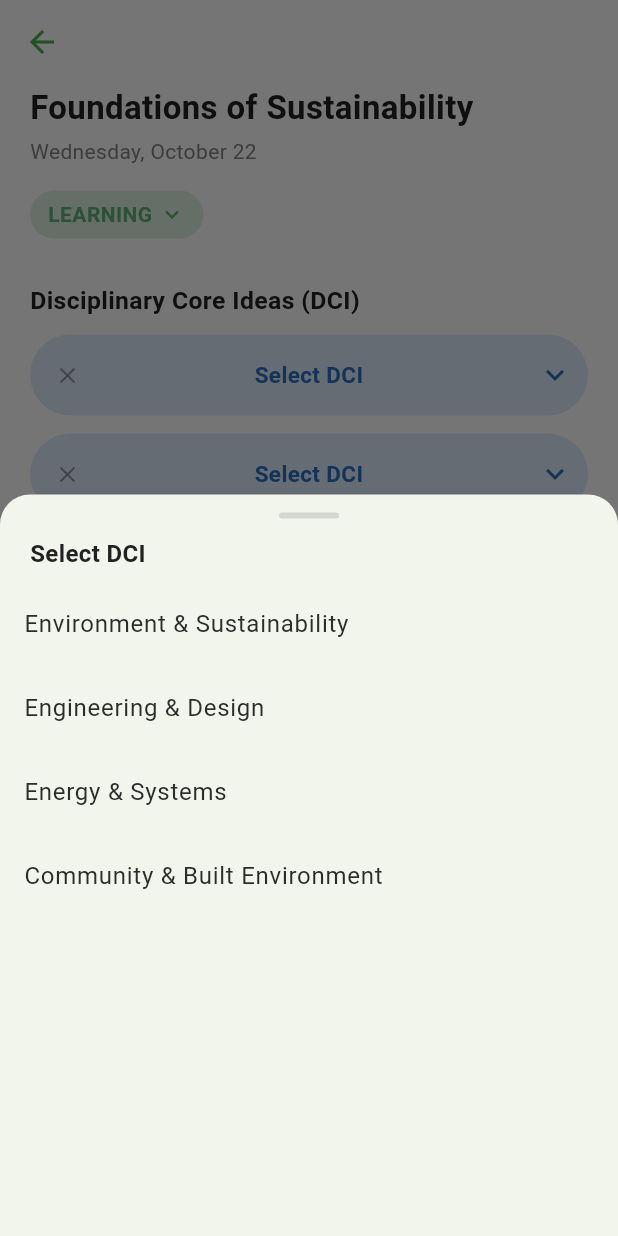
After one commit to rchen88/JuniperJournal, a Flutter app: the ThreeDLearning screen opened directly, after a tap on the "add" icon, on a phone screen of 412 x 824 dp. The commit adds this screen. Run offline on Flutter 3.47's test engine with Material 3 defaults, Android fonts, the phone set to English and light mode, and no system bars; our stand-ins replace flutter_dotenv, supabase_flutter; accounts and stored records are empty.

Commit message:
3D learning

```diff
--- /dev/null
+++ b/devtools_options.yaml
@@ -0,0 +1,3 @@
+description: This file stores settings for Dart & Flutter DevTools.
+documentation: https://docs.flutter.dev/tools/devtools/extensions#configure-extension-enablement-states
+extensions:
--- a/lib/main.dart
+++ b/lib/main.dart
@@ -3,7 +3,9 @@ import 'package:flutter_dotenv/flutter_dotenv.dart';
 import 'package:juniper_journal/src/backend/db/supabase_database.dart';
 import 'package:juniper_journal/src/backend/debug/supabase_test_screen.dart';
 import 'src/frontend/learning_module/create_lm_template.dart';
-import 'src/frontend/submission_template/create_submission_template.dart'; //
+import 'src/frontend/submission_template/create_submission_template.dart';
+import 'src/frontend/learning_module/3d_learning.dart';
+//
 
 Future<void> main() async {
   WidgetsFlutterBinding.ensureInitialized();
@@ -65,8 +67,20 @@ class MyHomePage extends StatelessWidget {
                 );
               },
               child: const Text('Go to Submission Template'),
+
             ),
-          ],
+          const SizedBox(height: 20),
+  ElevatedButton(
+    onPressed: () {
+      Navigator.push(
+        context,
+        MaterialPageRoute(
+          builder: (context) => const ThreeDLearning(),
+        ),
+      );
+    },
+    child: const Text('Go to 3D Learning'),
+  ),],
         ),
       ),
     );
--- /dev/null
+++ b/lib/src/frontend/learning_module/3d_learning.dart
@@ -0,0 +1,497 @@
+import 'package:flutter/material.dart';
+import '../../styling/app_colors.dart';
+
+class ThreeDLearning extends StatefulWidget {
+  const ThreeDLearning({super.key});
+
+  @override
+  State<ThreeDLearning> createState() => _ThreeDLearningState();
+}
+
+class _ThreeDLearningState extends State<ThreeDLearning> {
+  // ---------------- Options ----------------
+  final List<String> _dciOptions = const [
+    'Environment & Sustainability',
+    'Engineering & Design',
+    'Energy & Systems',
+    'Community & Built Environment',
+  ];
+
+  final List<String> _sepOptions = const [
+    'Asking Questions and Defining Problems',
+    'Developing and Using Models',
+    'Planning and Carrying Out Investigations',
+    'Analyzing and Interpreting Data',
+    'Using Mathematics and Computational Thinking',
+    'Constructing Explanations and Designing Solutions',
+    'Engaging in Argument from Evidence',
+    'Obtaining, Evaluating, and Communicating Information',
+  ];
+
+  final List<String> _cccOptions = const [
+    'Patterns',
+    'Cause and Effect',
+    'Algorithms and Equations',
+    'Scale, Proportion, and Quantity',
+    'Systems and System Models',
+    'Energy and Matter',
+    'Structure and Function',
+    'Stability and Change',
+  ];
+
+  // ------------- Dynamic selections (multiple) -------------
+  // Start with one empty pill for each section
+  final List<String?> _dci = [null];
+  final List<String?> _sep = [null];
+  final List<String?> _ccc = [null];
+
+  // ---------------- Utilities ----------------
+  String _getFormattedDate() {
+    final now = DateTime.now();
+    const weekdays = [
+      'Sunday', 'Monday', 'Tuesday', 'Wednesday', 'Thursday', 'Friday', 'Saturday'
+    ];
+    const months = [
+      'January', 'February', 'March', 'April', 'May', 'June',
+      'July', 'August', 'September', 'October', 'November', 'December'
+    ];
+    final weekday = weekdays[now.weekday % 7];
+    final month = months[now.month - 1];
+    return '$weekday, $month ${now.day}';
+  }
+
+  Future<void> _pickOption({
+    required String title,
+    required List<String> options,
+    required String? current,
+    required ValueChanged<String> onPicked,
+  }) async {
+    final picked = await showModalBottomSheet<String>(
+      context: context,
+      isScrollControlled: true,
+      shape: const RoundedRectangleBorder(
+        borderRadius: BorderRadius.vertical(top: Radius.circular(20)),
+      ),
+      builder: (ctx) => SafeArea(
+        top: false,
+        child: DraggableScrollableSheet(
+          expand: false,
+          initialChildSize: 0.6,
+          minChildSize: 0.4,
+          maxChildSize: 0.9,
+          builder: (context, scrollController) {
+            return Column(
+              children: [
+                const SizedBox(height: 12),
+                Container(
+                  width: 40,
+                  height: 4,
+                  decoration: BoxDecoration(
+                    color: Colors.black12,
+                    borderRadius: BorderRadius.circular(2),
+                  ),
+                ),
+                const SizedBox(height: 12),
+                Padding(
+                  padding: const EdgeInsets.symmetric(horizontal: 20.0),
+                  child: Align(
+                    alignment: Alignment.centerLeft,
+                    child: Text(
+                      title,
+                      style: const TextStyle(
+                        fontSize: 16,
+                        fontWeight: FontWeight.w600,
+                        color: AppColors.textPrimary,
+                      ),
+                    ),
+                  ),
+                ),
+                const SizedBox(height: 8),
+                Expanded(
+                  child: ListView.builder(
+                    controller: scrollController,
+                    padding: const EdgeInsets.only(bottom: 12),
+                    itemCount: options.length,
+                    itemBuilder: (_, i) {
+                      final o = options[i];
+                      final selected = o == current;
+                      return ListTile(
+                        title: Text(
+                          o,
+                          style: TextStyle(
+                            color: AppColors.textPrimary.withOpacity(selected ? 1 : 0.95),
+                          ),
+                        ),
+                        trailing: selected
+                            ? const Icon(Icons.check, color: AppColors.border)
+                            : null,
+                        onTap: () => Navigator.of(ctx).pop(o),
+                      );
+                    },
+                  ),
+                ),
+              ],
+            );
+          },
+        ),
+      ),
+    );
+
+    if (picked != null && picked != current) onPicked(picked);
+  }
+
+  // Open a picker and set the selection at list[index]
+  Future<void> _editItem({
+    required List<String?> list,
+    required int index,
+    required String title,
+    required List<String> options,
+  }) async {
+    await _pickOption(
+      title: title,
+      options: options,
+      current: list[index],
+      onPicked: (v) => setState(() => list[index] = v),
+    );
+  }
+
+  // Add a new pill for the section (and immediately open picker)
+  Future<void> _addItem({
+    required List<String?> list,
+    required String title,
+    required List<String> options,
+  }) async {
+    setState(() => list.add(null));
+    final newIndex = list.length - 1;
+    await _editItem(
+      list: list,
+      index: newIndex,
+      title: title,
+      options: options,
+    );
+  }
+
+  // Remove a pill; if list becomes empty, add a blank one back
+  void _removeItem(List<String?> list, int index) {
+    setState(() {
+      list.removeAt(index);
+      if (list.isEmpty) {
+        list.add(null);
+      }
+    });
+  }
+
+  // ---------------- UI ----------------
+  @override
+  Widget build(BuildContext context) {
+    return Scaffold(
+      backgroundColor: AppColors.background,
+      appBar: AppBar(
+        backgroundColor: AppColors.background,
+        elevation: 0,
+        leading: IconButton(
+          icon: const Icon(Icons.arrow_back, color: AppColors.border),
+          onPressed: () => Navigator.pop(context),
+        ),
+      ),
+      body: SafeArea(
+        child: Padding(
+          padding: const EdgeInsets.symmetric(horizontal: 20.0),
+          child: ListView(
+            children: [
+              // Title + date
+              const Text(
+                'Foundations of Sustainability',
+                style: TextStyle(
+                  color: AppColors.textPrimary,
+                  fontSize: 22,
+                  fontWeight: FontWeight.w700,
+                ),
+              ),
+              const SizedBox(height: 4),
+              Text(
+                _getFormattedDate(),
+                style: TextStyle(
+                  color: AppColors.textSecondary.withOpacity(0.9),
+                  fontSize: 14,
+                ),
+              ),
+              const SizedBox(height: 16),
+
+              // LEARNING pill
+              _StatusPill(
+                label: 'LEARNING',
+                icon: Icons.expand_more,
+                onTap: () {},
+              ),
+              const SizedBox(height: 24),
+
+              // -------- DCI --------
+              const _SectionHeader('Disciplinary Core Ideas (DCI)'),
+              ..._dci.asMap().entries.map(
+                (e) => Padding(
+                  padding: const EdgeInsets.only(bottom: 12),
+                  child: _RoundedChoicePill(
+                    label: e.value ?? 'Select DCI',
+                    onTap: () => _editItem(
+                      list: _dci,
+                      index: e.key,
+                      title: 'Select DCI',
+                      options: _dciOptions,
+                    ),
+                    onRemove: () => _removeItem(_dci, e.key),
+                  ),
+                ),
+              ),
+              _AddCircleButton(
+                onTap: () => _addItem(
+                  list: _dci,
+                  title: 'Select DCI',
+                  options: _dciOptions,
+                ),
+              ),
+
+              // -------- SEP --------
+              const SizedBox(height: 22),
+              const _SectionHeader('Science and Engineering Practices (SEP)'),
+              ..._sep.asMap().entries.map(
+                (e) => Padding(
+                  padding: const EdgeInsets.only(bottom: 12),
+                  child: _RoundedChoicePill(
+                    label: e.value ?? 'Select SEP',
+                    onTap: () => _editItem(
+                      list: _sep,
+                      index: e.key,
+                      title: 'Select SEP',
+                      options: _sepOptions,
+                    ),
+                    onRemove: () => _removeItem(_sep, e.key),
+                  ),
+                ),
+              ),
+              _AddCircleButton(
+                onTap: () => _addItem(
+                  list: _sep,
+                  title: 'Select SEP',
+                  options: _sepOptions,
+                ),
+              ),
+
+              // -------- CCC --------
+              const SizedBox(height: 22),
+              const _SectionHeader('Cross Cutting Concepts (CCC)'),
+              ..._ccc.asMap().entries.map(
+                (e) => Padding(
+                  padding: const EdgeInsets.only(bottom: 12),
+                  child: _RoundedChoicePill(
+                    label: e.value ?? 'Select CCC',
+                    onTap: () => _editItem(
+                      list: _ccc,
+                      index: e.key,
+                      title: 'Select CCC',
+                      options: _cccOptions,
+                    ),
+                    onRemove: () => _removeItem(_ccc, e.key),
+                  ),
+                ),
+              ),
+              _AddCircleButton(
+                onTap: () => _addItem(
+                  list: _ccc,
+                  title: 'Select CCC',
+                  options: _cccOptions,
+                ),
+              ),
+
+              // Complete button
+              const SizedBox(height: 24),
+              SizedBox(
+                height: 56,
+                child: ElevatedButton(
+                  onPressed: () {
+                    ScaffoldMessenger.of(context).showSnackBar(
+                      const SnackBar(content: Text('Module marked complete')),
+                    );
+                  },
+                  style: ElevatedButton.styleFrom(
+                    backgroundColor: AppColors.primary,
+                    foregroundColor: AppColors.buttonText,
+                    shape: RoundedRectangleBorder(
+                      borderRadius: BorderRadius.circular(16),
+                    ),
+                  ),
+                  child: const Text(
+                    'Complete',
+                    style: TextStyle(
+                      fontWeight: FontWeight.w600,
+                      fontSize: 16,
+                    ),
+                  ),
+                ),
+              ),
+              const SizedBox(height: 28),
+            ],
+          ),
+        ),
+      ),
+    );
+  }
+}
+
+/* ---------- UI widgets ---------- */
+
+class _SectionHeader extends StatelessWidget {
+  final String text;
+  const _SectionHeader(this.text);
+
+  @override
+  Widget build(BuildContext context) {
+    return Padding(
+      padding: const EdgeInsets.only(bottom: 10.0, top: 6.0),
+      child: Text(
+        text,
+        style: const TextStyle(
+          color: AppColors.textPrimary,
+          fontSize: 16.5,
+          fontWeight: FontWeight.w600,
+        ),
+      ),
+    );
+  }
+}
+
+class _RoundedChoicePill extends StatelessWidget {
+  final String label;
+  final VoidCallback onTap;
+  final VoidCallback? onRemove;
+
+  const _RoundedChoicePill({
+    required this.label,
+    required this.onTap,
+    this.onRemove,
+  });
+
+  @override
+  Widget build(BuildContext context) {
+    return Material(
+      color: AppColors.lightBlue,
+      borderRadius: BorderRadius.circular(28),
+      child: InkWell(
+        borderRadius: BorderRadius.circular(28),
+        onTap: onTap,
+        child: Container(
+          padding: const EdgeInsets.symmetric(horizontal: 10, vertical: 12),
+          child: Row(
+            children: [
+              // remove button (left)
+              if (onRemove != null)
+                InkResponse(
+                  onTap: onRemove,
+                  customBorder: const CircleBorder(),
+                  child: const Padding(
+                    padding: EdgeInsets.all(6.0),
+                    child: Icon(Icons.close, size: 18, color: Colors.black38),
+                  ),
+                )
+              else
+                const SizedBox(width: 30),
+
+              // label centered
+              Expanded(
+                child: Text(
+                  label,
+                  textAlign: TextAlign.center,
+                  maxLines: 1,
+                  overflow: TextOverflow.ellipsis,
+                  style: const TextStyle(
+                    color: AppColors.blue,
+                    fontSize: 15,
+                    fontWeight: FontWeight.w700,
+                  ),
+                ),
+              ),
+
+              // chevron (right)
+              const Padding(
+                padding: EdgeInsets.only(left: 6.0),
+                child: Icon(Icons.expand_more, color: AppColors.blue),
+              ),
+            ],
+          ),
+        ),
+      ),
+    );
+  }
+}
+
+class _StatusPill extends StatelessWidget {
+  final String label;
+  final IconData icon;
+  final VoidCallback? onTap;
+
+  const _StatusPill({
+    required this.label,
+    required this.icon,
+    this.onTap,
+  });
+
+  @override
+  Widget build(BuildContext context) {
+    return Align(
+      alignment: Alignment.centerLeft,
+      child: Material(
+        color: AppColors.accent.withOpacity(0.25),
+        borderRadius: BorderRadius.circular(22),
+        child: InkWell(
+          borderRadius: BorderRadius.circular(22),
+          onTap: onTap,
+          child: Container(
+            padding: const EdgeInsets.symmetric(horizontal: 12, vertical: 6),
+            child: Row(
+              mainAxisSize: MainAxisSize.min,
+              children: [
+                Text(
+                  label,
+                  style: const TextStyle(
+                    color: AppColors.primary,
+                    fontWeight: FontWeight.w700,
+                    letterSpacing: 0.3,
+                  ),
+                ),
+                const SizedBox(width: 4),
+                Icon(icon, size: 18, color: AppColors.primary),
+              ],
+            ),
+          ),
+        ),
+      ),
+    );
+  }
+}
+
+class _AddCircleButton extends StatelessWidget {
+  final VoidCallback onTap;
+  const _AddCircleButton({required this.onTap});
+
+  @override
+  Widget build(BuildContext context) {
+    return Padding(
+      padding: const EdgeInsets.symmetric(vertical: 14.0),
+      child: Center(
+        child: InkWell(
+          customBorder: const CircleBorder(),
+          onTap: onTap,
+          child: Container(
+            width: 34,
+            height: 34,
+            decoration: BoxDecoration(
+              color: Colors.black12.withOpacity(0.08),
+              shape: BoxShape.circle,
+            ),
+            child: const Icon(Icons.add, size: 18, color: Colors.black26),
+          ),
+        ),
+      ),
+    );
+  }
+}
--- a/lib/src/frontend/learning_module/anchoring_phenomenon.dart
+++ b/lib/src/frontend/learning_module/anchoring_phenomenon.dart
@@ -1,6 +1,6 @@
 import 'package:flutter/cupertino.dart';
 import 'package:flutter/material.dart';
-import 'package:juniper_journal/src/frontend/learning_module/learning_objective.dart';
+// import 'package:juniper_journal/src/frontend/learning_module/learning_objective.dart';
 import 'package:juniper_journal/src/styling/app_colors.dart';
 
 class AnchoringPhenomenon extends StatefulWidget {
@@ -152,14 +152,14 @@ class _CreateAnchoringPhenomenonScreenState extends State<AnchoringPhenomenon> {
                     ),
                   ),
                   onPressed: () {
-
+                    /*
                     Navigator.of(context).push(
                           MaterialPageRoute(
                             builder: (context) => LearningObjectiveScreen(
                               module: widgetModule,
                             ),
                           ),
-                        );
+                        ); */
                     // TODO: submit handling
                     debugPrint('Complete pressed: ${_controller.text}');
                   },
```
